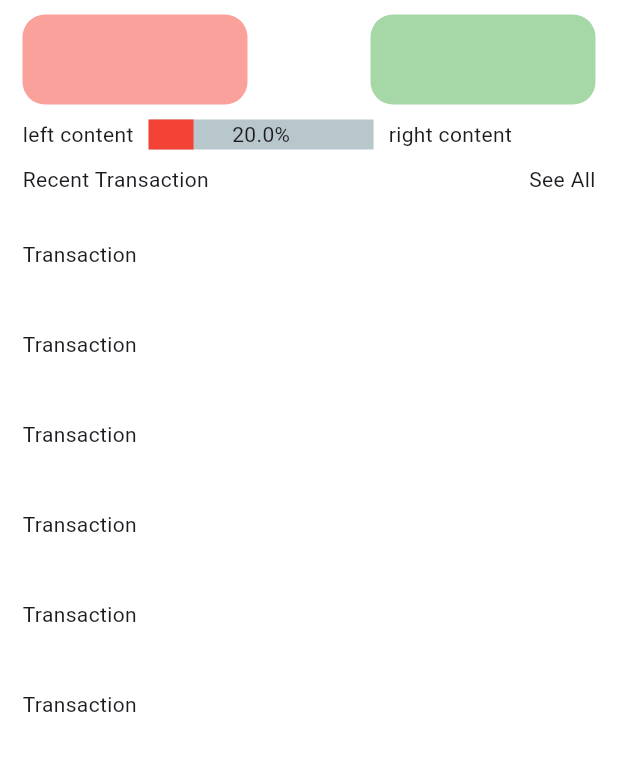
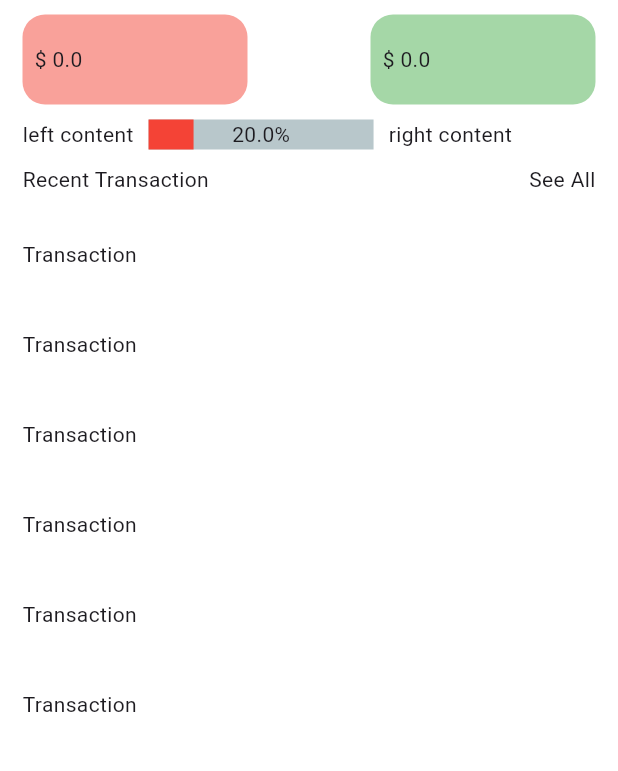
Before and after one commit to Amarusinggithub/flutter-budgeting-app, a Flutter app: the HomeScreen screen opened directly, on a phone screen of 412 x 824 dp, the part 449-1220 px from its top. Run offline on Flutter 3.47's test engine with Material 3 defaults, Android fonts, the light colour scheme and no system bars; drawn by our look-alikes of percent_indicator; our stand-ins replace cloud_firestore, firebase_auth, firebase_core, persistent_bottom_nav_bar; accounts and stored records are empty; network calls fail.

Commit message:
new commit

```diff
--- a/lib/models/budget_model.dart
+++ b/lib/models/budget_model.dart
@@ -1,11 +1,13 @@
 import 'category_model.dart';
 
 class BudgetModel {
+  double income;
   double totalAmount;
   double spentAmount;
   List<CategoryModel> categories;
 
   BudgetModel({
+    required this.income,
     required this.totalAmount,
     required this.spentAmount,
     required this.categories,
@@ -13,15 +15,16 @@ class BudgetModel {
 
   Map<String, dynamic> toJson() {
     return {
+      'income': income,
       'totalAmount': totalAmount,
       'spentAmount': spentAmount,
-      'transactions':
-          categories.map((category) => CategoryModel().toJson()).toList(),
+      'categories': categories.map((category) => category.toJson()).toList(),
     };
   }
 
   factory BudgetModel.fromJson(Map<String, dynamic> json) {
     return BudgetModel(
+      income: json['income'],
       totalAmount: json['totalAmount'],
       spentAmount: json['spentAmount'],
       categories: List<CategoryModel>.from(json['categories']
--- a/lib/pages/budget/provider/budget_provider.dart
+++ b/lib/pages/budget/provider/budget_provider.dart
@@ -24,11 +24,11 @@ class BudgetProvider extends ChangeNotifier {
   }
 
   void makeOrFetchBudget() {
-    if (budget == null) {
+    if (budget == null && budgetService.budget != null) {
       budget = budgetService.budget;
     } else {
-      budget =
-          BudgetModel(totalAmount: 0, spentAmount: 0, categories: categories);
+      budget = BudgetModel(
+          totalAmount: 0, spentAmount: 0, categories: categories, income: 0);
     }
     notifyListeners();
   }
--- a/lib/pages/home/components/expense_container.dart
+++ b/lib/pages/home/components/expense_container.dart
@@ -1,18 +1,24 @@
 import 'package:flutter/material.dart';
 
 class ExpenseContainer extends StatelessWidget {
-  const ExpenseContainer({super.key});
+  final double expense;
+
+  const ExpenseContainer({super.key, required this.expense});
 
   @override
   Widget build(BuildContext context) {
     return Container(
       height: 60,
       width: 150,
-      padding: const EdgeInsetsDirectional.symmetric(horizontal: 8, vertical: 8),
+      padding:
+          const EdgeInsetsDirectional.symmetric(horizontal: 8, vertical: 8),
       decoration: BoxDecoration(
         color: Colors.red.withOpacity(0.5),
         borderRadius: BorderRadius.circular(15),
       ),
+      child: Row(
+        children: [Text("\$ $expense")],
+      ),
     );
   }
 }
--- a/lib/pages/home/components/income_container.dart
+++ b/lib/pages/home/components/income_container.dart
@@ -1,18 +1,24 @@
 import 'package:flutter/material.dart';
 
 class IncomeContainer extends StatelessWidget {
-  const IncomeContainer({super.key});
+  final double income;
+
+  const IncomeContainer({super.key, required this.income});
 
   @override
   Widget build(BuildContext context) {
     return Container(
       height: 60,
       width: 150,
-      padding: const EdgeInsetsDirectional.symmetric(horizontal: 8, vertical: 8),
+      padding:
+          const EdgeInsetsDirectional.symmetric(horizontal: 8, vertical: 8),
       decoration: BoxDecoration(
         color: Colors.green.withOpacity(0.5),
         borderRadius: BorderRadius.circular(15),
       ),
+      child: Row(
+        children: [Text("\$ $income")],
+      ),
     );
   }
 }
--- a/lib/pages/home/components/transaction_container.dart
+++ b/lib/pages/home/components/transaction_container.dart
@@ -1,7 +1,10 @@
+import 'package:budgetingapp/pages/transaction/provider/transaction_provider.dart';
 import 'package:flutter/material.dart';
 
 class TransactionContainer extends StatelessWidget {
-  const TransactionContainer({super.key});
+  final TransactionProvider transactionProvider;
+
+  const TransactionContainer({super.key, required this.transactionProvider});
 
   @override
   Widget build(BuildContext context) {
--- a/lib/pages/home/home_screen.dart
+++ b/lib/pages/home/home_screen.dart
@@ -1,6 +1,9 @@
+import 'package:budgetingapp/pages/budget/provider/budget_provider.dart';
 import 'package:budgetingapp/pages/home/components/credit_card.dart';
+import 'package:budgetingapp/pages/transaction/provider/transaction_provider.dart';
 import 'package:flutter/material.dart';
 import 'package:percent_indicator/linear_percent_indicator.dart';
+import 'package:provider/provider.dart';
 
 import 'components/expense_container.dart';
 import 'components/income_container.dart';
@@ -16,6 +19,9 @@ class HomeScreen extends StatefulWidget {
 class _HomeScreenState extends State<HomeScreen> {
   @override
   Widget build(BuildContext context) {
+    final budgetProvider = Provider.of<BudgetProvider>(context);
+    final transactionProvider = Provider.of<TransactionProvider>(context);
+    final budget = budgetProvider.budget;
     return Scaffold(
       backgroundColor: Colors.white,
       body: SafeArea(
@@ -57,9 +63,14 @@ class _HomeScreenState extends State<HomeScreen> {
                 const SizedBox(
                   height: 10,
                 ),
-                const Row(
+                Row(
                   mainAxisAlignment: MainAxisAlignment.spaceBetween,
-                  children: [ExpenseContainer(), IncomeContainer()],
+                  children: [
+                    ExpenseContainer(
+                      expense: budget!.spentAmount,
+                    ),
+                    IncomeContainer(income: budget.income)
+                  ],
                 ),
                 const SizedBox(
                   height: 10,
@@ -91,7 +102,9 @@ class _HomeScreenState extends State<HomeScreen> {
                 ),
                 Column(
                   children: List.generate(10, (index) {
-                    return const TransactionContainer(); // Adding each transaction item
+                    return TransactionContainer(
+                        transactionProvider:
+                            transactionProvider); // Adding each transaction item
                   }),
                 ),
               ],
--- /dev/null
+++ b/lib/pages/transaction/provider/transaction_provider.dart
@@ -0,0 +1,24 @@
+import 'package:budgetingapp/models/transaction_model.dart';
+import 'package:budgetingapp/services/tansaction_service.dart';
+import 'package:flutter/material.dart';
+
+class TransactionProvider extends ChangeNotifier {
+  List<TransactionModel>? transactions;
+  final TransactionService transactionService;
+
+  TransactionProvider({required this.transactionService}) {
+    getTransactionFromDatabase();
+  }
+
+  void getTransactionFromDatabase() {
+    if (transactionService.transactions!.isNotEmpty) {
+      transactions = transactionService.transactions;
+    } else {
+      transactions = [];
+    }
+  }
+
+  void updateTransactionsInDatabase(List<TransactionModel> transactions) {
+    transactionService.updateTransactionsInDatabase(transactions);
+  }
+}
--- a/lib/services/tansaction_service.dart
+++ b/lib/services/tansaction_service.dart
@@ -6,7 +6,7 @@ import '../models/transaction_model.dart';
 
 class TransactionService extends ChangeNotifier {
   final FirebaseAuth auth;
-  List<TransactionModel>? transactions;
+  List<TransactionModel> transactions = [];
 
   TransactionService({required this.auth}) {
     fetchTransactionsFromDatabase();
--- a/pubspec.yaml
+++ b/pubspec.yaml
@@ -55,6 +55,8 @@ dependencies:
   cached_network_image: ^3.4.0
   flutter_slidable: ^3.1.1
   percent_indicator: ^4.2.3
+  flutter_local_notifications: ^17.2.2
+  awesome_notifications: ^0.9.3+1
 
 dev_dependencies:
   flutter_test:
```
Also changed, not shown: lib/main.dart (+10 -0 lines), lib/services/budget_service.dart (+5 -5 lines), pubspec.lock, 5 other files.
